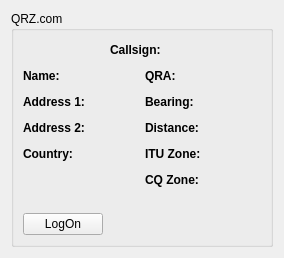
First picture: the form in mqt/MqtLogger/qrzdisplayframe.ui, repository Rsclub22/Minos2-Mirror, before the edit.
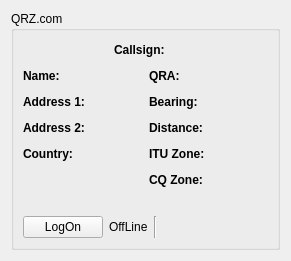
Second picture: the form after the edit.

Patch:
```diff
--- a/mqt/MqtLogger/qrzdisplayframe.ui
+++ b/mqt/MqtLogger/qrzdisplayframe.ui
@@ -6,8 +6,8 @@
    <rect>
     <x>0</x>
     <y>0</y>
-    <width>284</width>
-    <height>258</height>
+    <width>291</width>
+    <height>261</height>
    </rect>
   </property>
   <property name="windowTitle">
@@ -445,8 +445,10 @@
             </item>
            </layout>
           </item>
+         </layout>
+        </item>
           <item>
-           <layout class="QHBoxLayout" name="horizontalLayout_9">
+         <layout class="QHBoxLayout" name="horizontalLayout_13">
             <item>
              <widget class="QPushButton" name="logOnStatusPb">
               <property name="text">
@@ -454,6 +456,20 @@
               </property>
              </widget>
             </item>
+          <item>
+           <widget class="QLabel" name="off_onLineText">
+            <property name="text">
+             <string>OffLine</string>
+            </property>
+           </widget>
+          </item>
+          <item>
+           <widget class="Line" name="line">
+            <property name="orientation">
+             <enum>Qt::Vertical</enum>
+            </property>
+           </widget>
+          </item>
             <item>
              <widget class="QLabel" name="qrzMessageText">
               <property name="text">
@@ -468,13 +484,11 @@
               </property>
               <property name="sizeHint" stdset="0">
                <size>
-                <width>40</width>
+              <width>28</width>
                 <height>20</height>
                </size>
               </property>
              </spacer>
-            </item>
-           </layout>
           </item>
          </layout>
         </item>
```
Lines whose indentation alone changed are shown as unchanged.
